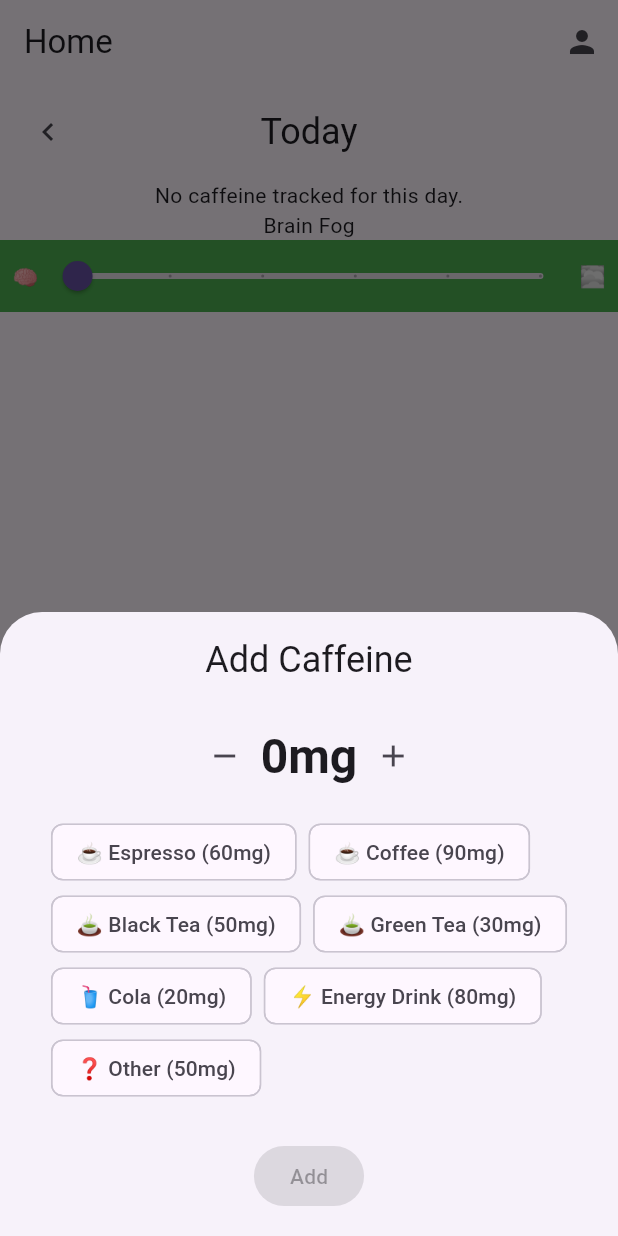
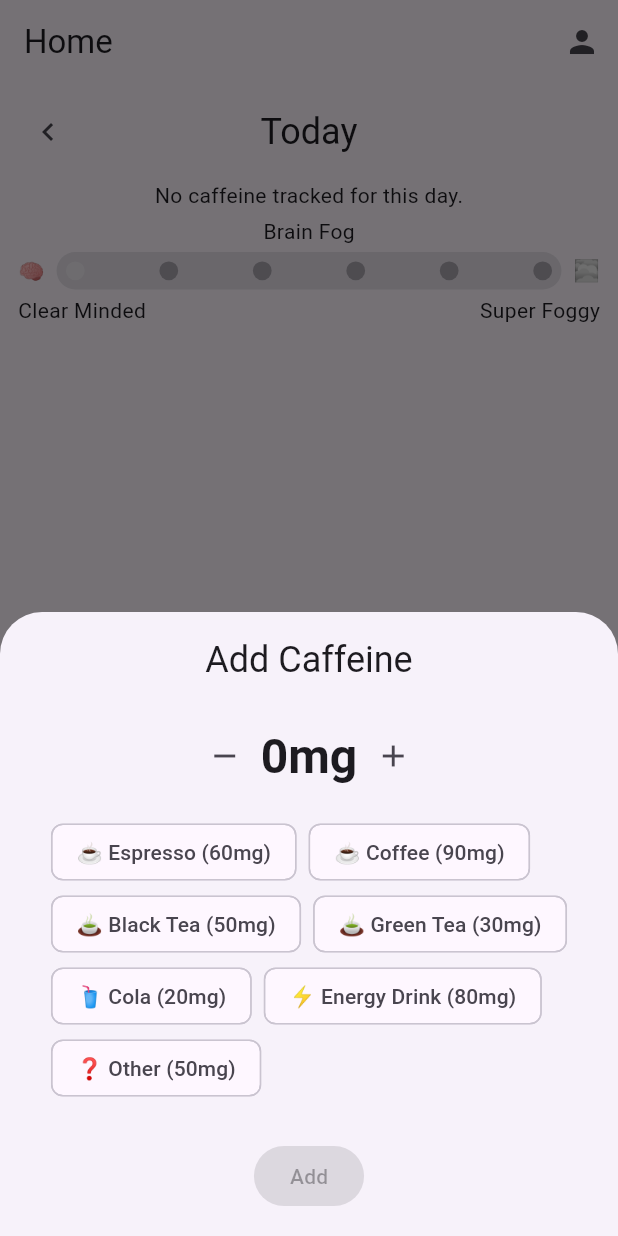
Before and after one commit to drg101/decaf, a Flutter app: the screen it shows after launch, after a tap on the "chevron left" icon, after a tap on the "chevron right" icon, after a tap on the "add" icon, on a phone screen of 412 x 824 dp. Run offline on Flutter 3.47's test engine with Material 3 defaults, Android fonts, the phone set to English and light mode, and no system bars; our stand-ins replace fl_chart, flutter_riverpod, sembast.

Commit message:
Slider implementation closer

```diff
--- a/lib/pages/home.dart
+++ b/lib/pages/home.dart
@@ -143,7 +143,10 @@ class HomePage extends ConsumerWidget {
                     const InputSlider(
                       label: "Brain Fog",
                       lowEmoji: "🧠",
+                      lowText: "Clear Minded",
                       highEmoji: "🌫️",
+                      highText: "Super Foggy",
+                      value: null,
                     ),
                   ],
                 );
--- a/lib/widgets/input_slider.dart
+++ b/lib/widgets/input_slider.dart
@@ -3,13 +3,19 @@ import 'package:flutter/material.dart';
 class InputSlider extends StatefulWidget {
   final String label;
   final String lowEmoji;
+  final String lowText;
   final String highEmoji;
+  final String highText;
+  final double? value;
 
   const InputSlider({
     super.key,
     required this.label,
     required this.lowEmoji,
+    required this.lowText,
     required this.highEmoji,
+    required this.highText,
+    this.value,
   });
 
   @override
@@ -20,23 +26,46 @@ class _InputSliderState extends State<InputSlider> {
   double _currentSliderValue = 0;
 
   @override
+  void initState() {
+    super.initState();
+    if (widget.value != null) {
+      _currentSliderValue = widget.value!;
+    }
+  }
+
+  @override
+  void didUpdateWidget(covariant InputSlider oldWidget) {
+    super.didUpdateWidget(oldWidget);
+    if (widget.value != null && widget.value != oldWidget.value) {
+      _currentSliderValue = widget.value!;
+    }
+  }
+
+  @override
   Widget build(BuildContext context) {
-    final ColorTween colorTween = ColorTween(
-      begin: Colors.green,
-      end: Colors.red,
-    );
-    final Color? backgroundColor = colorTween.lerp(_currentSliderValue / 5.0);
-
-    return Column(
+    return Padding(
+      padding: const EdgeInsets.all(4.0),
+      child: Column(
         children: [
           Text(widget.label),
-        Container(
-          color: backgroundColor,
+          Padding(
             padding: const EdgeInsets.symmetric(horizontal: 8.0),
             child: Row(
               children: [
                 Text(widget.lowEmoji),
                 Expanded(
+                  child: Padding(
+                    padding: const EdgeInsets.symmetric(vertical: 4.0, horizontal: 8.0),
+                    child: SliderTheme(
+                      data: SliderTheme.of(context).copyWith(
+                        trackHeight: 25.0,
+                        thumbShape: widget.value == null
+                            ? const RoundSliderThumbShape(enabledThumbRadius: 0.0)
+                            : null,
+                        overlayShape: widget.value == null
+                            ? const RoundSliderOverlayShape(overlayRadius: 0.0)
+                            : null,
+                      ),
                       child: Slider(
                         value: _currentSliderValue,
                         min: 0,
@@ -48,13 +77,30 @@ class _InputSliderState extends State<InputSlider> {
                             _currentSliderValue = value;
                           });
                         },
+                        thumbColor: widget.value == null ? Colors.transparent : null,
+                        overlayColor: widget.value == null
+                            ? MaterialStateProperty.all(Colors.transparent)
+                            : null,
+                      ),
+                    ),
                   ),
                 ),
                 Text(widget.highEmoji),
               ],
             ),
           ),
+          Padding(
+            padding: const EdgeInsets.symmetric(horizontal: 8.0),
+            child: Row(
+              mainAxisAlignment: MainAxisAlignment.spaceBetween,
+              children: [
+                Text(widget.lowText),
+                Text(widget.highText),
               ],
+            ),
+          ),
+        ],
+      ),
     );
   }
 }
```
Lines whose indentation alone changed are shown as unchanged.
